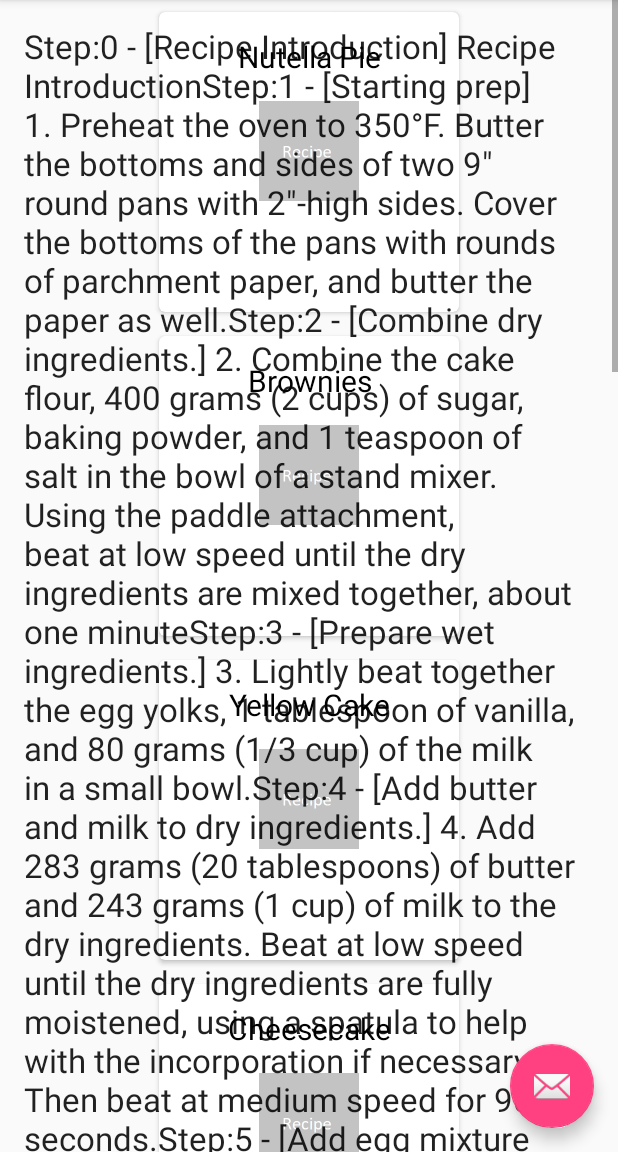
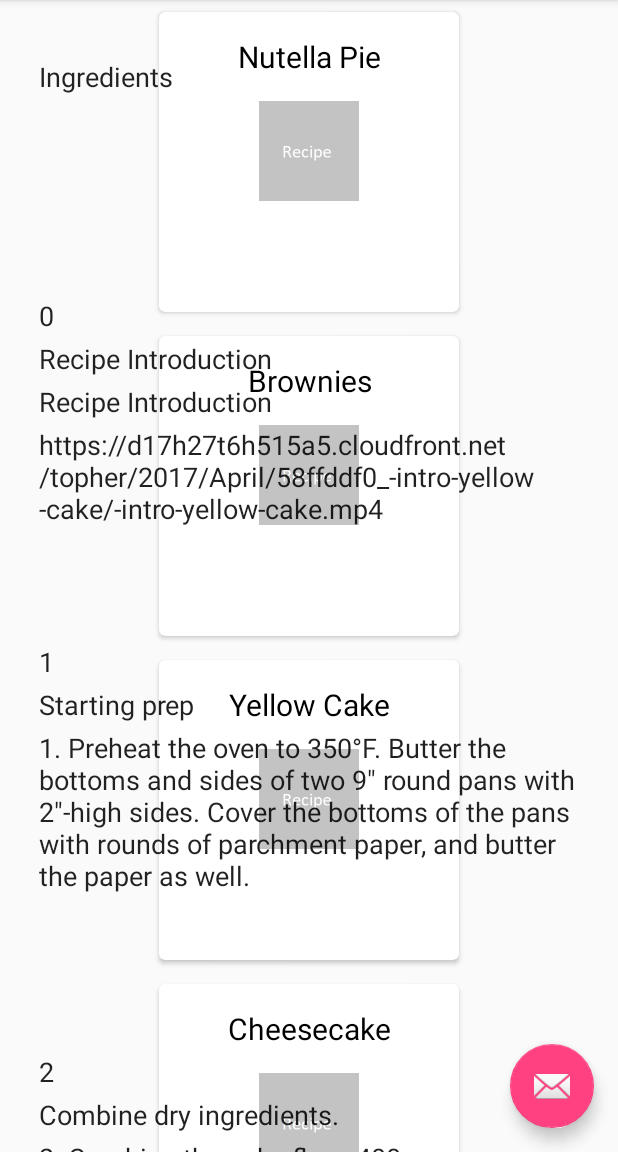
Before and after one commit to GregIzzo/udacity_nanoand_bakeit, an Android app: the fragment RecipeStepsFragment placed in its activity, on a phone screen of 412 x 824 dp, the part 84-1236 px from its top. Run offline under Robolectric (Android 15) with nearby library versions, the phone set to English and light mode, and no system bars; our stand-ins replace Picasso; pictures from the network do not load.

```diff
--- a/app/src/main/java/com/example/android/udacity_nanoand_bakeit/RecipeStepsFragment.java
+++ b/app/src/main/java/com/example/android/udacity_nanoand_bakeit/RecipeStepsFragment.java
@@ -1,9 +1,14 @@
 package com.example.android.udacity_nanoand_bakeit;
 
 import android.app.Activity;
+import android.content.Intent;
 import android.support.design.widget.CollapsingToolbarLayout;
 import android.os.Bundle;
 import android.support.v4.app.Fragment;
+import android.support.v7.app.AppCompatActivity;
+import android.support.v7.widget.LinearLayoutManager;
+import android.support.v7.widget.RecyclerView;
+import android.util.Log;
 import android.view.LayoutInflater;
 import android.view.View;
 import android.view.ViewGroup;
@@ -19,12 +24,15 @@ import org.json.JSONObject;
  * in two-pane mode (on tablets) or a {@link RecipeStepsActivity}
  * on handsets.
  */
-public class RecipeStepsFragment extends Fragment {
+public class RecipeStepsFragment extends Fragment  implements RecipeStepsRecyclerAdapter.RecipeStepsAdapterOnClickHandler{
     /**
      * The fragment argument representing the item ID that this fragment
      * represents.
      */
     public static final String ARG_RECIPE_INDEX = "recipe_index";
+    private static final String TAG = "GGG";
+    private RecyclerView recyclerView;
+    private RecipeStepsRecyclerAdapter recipeStepsRecyclerAdapter;
 
 
     private JSONObject myJsonObject;
@@ -60,8 +68,20 @@ public class RecipeStepsFragment extends Fragment {
     @Override
     public View onCreateView(LayoutInflater inflater, ViewGroup container,
                              Bundle savedInstanceState) {
-        View rootView = inflater.inflate(R.layout.recipesteps_detail, container, false);
+        View rootView = inflater.inflate(R.layout.steps_list, container, false);
 
+        recyclerView = rootView.findViewById(R.id.steps_list);
+        assert recyclerView != null;
+
+        RecyclerView.LayoutManager mLayoutManager = new LinearLayoutManager(getActivity());
+        if (mLayoutManager == null) Log.d(TAG, "onCreate: LAYOUTMANAGER IS NULL");
+        recyclerView.setLayoutManager(mLayoutManager);
+        recipeStepsRecyclerAdapter = new RecipeStepsRecyclerAdapter(this);
+        recyclerView.setAdapter(recipeStepsRecyclerAdapter);
+        recipeStepsRecyclerAdapter.setRecipeData("123");
+
+
+/*
         if (myJsonObject != null) {
             int stepCount = RecipeJSON.getCurrRecipeStepCount();
             String out = "";
@@ -70,7 +90,21 @@ public class RecipeStepsFragment extends Fragment {
             }
             ((TextView) rootView.findViewById(R.id.recipe_detail)).setText(out);
         }
-
+*/
         return rootView;
     }
+
+    @Override
+    public void onClick(int listPosition) {
+        Log.d(TAG, "onClick: step list position =" + listPosition);
+
+        if (listPosition == 0){
+            //ingredients
+
+        } else {
+            Intent intent = new Intent(getActivity(), StepDetailActivity.class);
+            //    intent.putExtra(RecipeStepsFragment.ARG_RECIPE_INDEX, listPosition);
+            startActivity(intent);
+        }
+    }
 }
--- a/app/src/main/java/com/example/android/udacity_nanoand_bakeit/RecipeStepsRecyclerAdapter.java
+++ b/app/src/main/java/com/example/android/udacity_nanoand_bakeit/RecipeStepsRecyclerAdapter.java
@@ -44,13 +44,28 @@ public class RecipeStepsRecyclerAdapter extends RecyclerView.Adapter<RecipeSteps
 
     public class RecipeStepsAdapterViewHolder extends RecyclerView.ViewHolder  implements View.OnClickListener {
 
-        public final ImageView listItemRecipeImageView;
-        public final TextView listItemRecipeName;
+       // public final ImageView listItemRecipeImageView;
+      //  public final TextView listItemRecipeName;
+
+        public final TextView stepId;
+        public final TextView stepShortDesc;
+        public final TextView stepLongDesc;
+        public final TextView stepVideoURL;
+        public final TextView stepImageURL;
+
 
         public RecipeStepsAdapterViewHolder( View itemView) {
             super(itemView);
-            listItemRecipeImageView =  itemView.findViewById(R.id.iv_recipe_image);
-            listItemRecipeName = itemView.findViewById(R.id.recipe_name);
+           // listItemRecipeImageView =  itemView.findViewById(R.id.iv_recipe_image);
+           // listItemRecipeName = itemView.findViewById(R.id.recipe_name);
+
+            stepId = itemView.findViewById(R.id.tv_recipe_id);
+            stepShortDesc = itemView.findViewById(R.id.tv_recipe_shortdescription);
+            stepLongDesc = itemView.findViewById(R.id.tv_recipe_description);
+            stepVideoURL = itemView.findViewById(R.id.tv_recipe_videourl);
+            stepImageURL = itemView.findViewById(R.id.tv_recipe_imageurl);
+
+
             itemView.setOnClickListener(this);
         }
 
@@ -88,7 +103,7 @@ public class RecipeStepsRecyclerAdapter extends RecyclerView.Adapter<RecipeSteps
     public RecipeStepsAdapterViewHolder onCreateViewHolder(@NonNull ViewGroup viewGroup, int viewType) {
 
         viewGroupContext = viewGroup.getContext();
-        int layoutIdForListItem = R.layout.recipes_list_content;
+        int layoutIdForListItem = R.layout.recipesteps_detail;// R.layout.recipes_list_content;
         LayoutInflater inflater = LayoutInflater.from(viewGroupContext);
 // View view = LayoutInflater.from(parent.getContext())
 //                    .inflate(R.layout.recipes_list_content, parent, false);
@@ -115,12 +130,26 @@ public class RecipeStepsRecyclerAdapter extends RecyclerView.Adapter<RecipeSteps
         //   try {
         // JSONObject jObj = resArray.getJSONObject(position);
         // JSONObject jsonObject = RecipeJSON.getRecipe(position);
-        String imagePath = RecipeJSON.getRecipeImage(position);
+        //String imagePath = RecipeJSON.getRecipeImage(position);
 
         //String imurl = "https://image.tmdb.org/t/p/w500" + posterPath;
-        RecipeStepsAdapterViewHolder.listItemRecipeName.setText(RecipeJSON.getRecipeName(position));
-        Log.d("ZZZZ", "onBindViewHolder: imagePath=["+imagePath+"]");
-
+      //  RecipeStepsAdapterViewHolder.listItemRecipeName.setText(RecipeJSON.getRecipeName(position));
+    if (position == 0) {
+        //Position 0 is the 'Ingredients' step
+        RecipeStepsAdapterViewHolder.stepId.setText("");
+        RecipeStepsAdapterViewHolder.stepShortDesc.setText(R.string.ingredient_step);
+        RecipeStepsAdapterViewHolder.stepLongDesc.setText("");
+        RecipeStepsAdapterViewHolder.stepVideoURL.setText("");
+        RecipeStepsAdapterViewHolder.stepImageURL.setText("");
+    } else {
+        int step = position -1;
+        RecipeStepsAdapterViewHolder.stepId.setText("" + RecipeJSON.getCurrRecipeStepId(step));
+        RecipeStepsAdapterViewHolder.stepShortDesc.setText(RecipeJSON.getCurrRecipeStepShortDescription(step));
+        RecipeStepsAdapterViewHolder.stepLongDesc.setText(RecipeJSON.getCurrRecipeStepDescription(step));
+        RecipeStepsAdapterViewHolder.stepVideoURL.setText(RecipeJSON.getCurrRecipeStepVideoURL(step));
+        RecipeStepsAdapterViewHolder.stepImageURL.setText(RecipeJSON.getCurrRecipeStepThumbnailURL(step));
+    }
+        /*
         if (imagePath != null && imagePath.length() > 0) {
             Log.d("ZZZZ", "onBindViewHolder: ABOUT TO RUN PICASSO. impagePath.length="+ imagePath.length());
             Picasso.get()
@@ -129,6 +158,9 @@ public class RecipeStepsRecyclerAdapter extends RecyclerView.Adapter<RecipeSteps
                     .error(R.mipmap.recipe_200x200)
                     .into(RecipeStepsAdapterViewHolder.listItemRecipeImageView);
         }
+        */
+
+
         // holder.mContentView.setText(RecipeJSON.getRecipeName(position));
 
         //holder.itemView.setTag(mValues.get(position));
@@ -141,7 +173,7 @@ public class RecipeStepsRecyclerAdapter extends RecyclerView.Adapter<RecipeSteps
 
     @Override
     public int getItemCount() {
-        return RecipeJSON.size();
+        return RecipeJSON.size() + 1; //Adding 1 to allow 'ingredients' to appear in first position
 
     }
 
--- a/app/src/main/java/com/example/android/udacity_nanoand_bakeit/data/RecipeJSON.java
+++ b/app/src/main/java/com/example/android/udacity_nanoand_bakeit/data/RecipeJSON.java
@@ -161,6 +161,7 @@ public class RecipeJSON {
         }
     }
     public static int getCurrRecipeStepId(int stepNum){
+        Log.d(TAG, "getCurrRecipeStepId: stepnum=" + stepNum+" ["+getCurrRecipeStepInt(stepNum, "id")+"]");
         return getCurrRecipeStepInt(stepNum, "id");
      }
     public static String getCurrRecipeStepShortDescription(int stepNum){
--- a/app/src/main/res/layout/recipesteps_detail.xml
+++ b/app/src/main/res/layout/recipesteps_detail.xml
@@ -1,8 +1,61 @@
-<ScrollView  xmlns:android="http://schemas.android.com/apk/res/android"
+<LinearLayout  xmlns:android="http://schemas.android.com/apk/res/android"
     xmlns:tools="http://schemas.android.com/tools"
+    android:orientation="vertical"
     android:layout_width="match_parent"
-    android:layout_height="match_parent"
+    android:layout_height="wrap_content"
+    android:layout_gravity="center"
+    android:layout_margin="@dimen/recipecard_margin"
     >
+
+    <TextView
+        android:id="@+id/tv_recipe_id"
+        style="?android:attr/textAppearanceLarge"
+        android:layout_width="match_parent"
+        android:layout_height="wrap_content"
+        android:padding="2dp"
+        android:textSize="18sp"
+        tools:context="com.example.android.udacity_nanoand_bakeit.RecipeStepsFragment"
+        tools:text="00" />
+
+    <TextView
+        android:id="@+id/tv_recipe_shortdescription"
+        style="?android:attr/textAppearanceLarge"
+        android:layout_width="match_parent"
+        android:layout_height="wrap_content"
+        android:padding="2dp"
+        android:textSize="18sp"
+        tools:context="com.example.android.udacity_nanoand_bakeit.RecipeStepsFragment"
+        tools:text="--short description--" />
+
+    <TextView
+        android:id="@+id/tv_recipe_description"
+        style="?android:attr/textAppearanceLarge"
+        android:layout_width="match_parent"
+        android:layout_height="wrap_content"
+        android:padding="2dp"
+        android:textSize="18sp"
+        tools:context="com.example.android.udacity_nanoand_bakeit.RecipeStepsFragment"
+        tools:text="--long description--" />
+
+    <TextView
+        android:id="@+id/tv_recipe_videourl"
+        style="?android:attr/textAppearanceLarge"
+        android:layout_width="match_parent"
+        android:layout_height="wrap_content"
+        android:padding="2dp"
+        android:textSize="18sp"
+        tools:context="com.example.android.udacity_nanoand_bakeit.RecipeStepsFragment"
+        tools:text="--video url--" />
+
+    <TextView
+        android:id="@+id/tv_recipe_imageurl"
+        style="?android:attr/textAppearanceLarge"
+        android:layout_width="match_parent"
+        android:layout_height="wrap_content"
+        android:padding="2dp"
+        android:textSize="18sp"
+        tools:context="com.example.android.udacity_nanoand_bakeit.RecipeStepsFragment"
+        tools:text="--image url--" />
 
 
     <TextView
@@ -10,7 +63,7 @@
         style="?android:attr/textAppearanceLarge"
         android:layout_width="match_parent"
         android:layout_height="wrap_content"
-    android:padding="16dp"
-    android:textIsSelectable="true"
+        android:padding="2dp"
+        android:textSize="18sp"
         tools:context="com.example.android.udacity_nanoand_bakeit.RecipeStepsFragment" />
-</ScrollView>
+</LinearLayout>
--- a/app/src/main/res/values/colors.xml
+++ b/app/src/main/res/values/colors.xml
@@ -3,4 +3,5 @@
     <color name="colorPrimary">#3F51B5</color>
     <color name="colorPrimaryDark">#303F9F</color>
     <color name="colorAccent">#FF4081</color>
+    <color name="backgroundLight">#ccccFF</color>
 </resources>
--- a/app/src/main/res/values/strings.xml
+++ b/app/src/main/res/values/strings.xml
@@ -1,4 +1,6 @@
 <resources>
     <string name="app_name">BakeIt</string>
     <string name="title_recipe_detail">Recipe Detail</string>
+    <string name="ingredient_step">Ingredients</string>
+    <string name="title_step_detail">Step Detail</string>
 </resources>
```
Also changed, not shown: app/src/main/AndroidManifest.xml (+11 -1 lines), app/src/main/java/com/example/android/udacity_nanoand_bakeit/RecipeStepsActivity.java (+5 -5 lines), app/src/main/java/com/example/android/udacity_nanoand_bakeit/StepDetailActivity.java (added, +66 -0 lines), app/src/main/java/com/example/android/udacity_nanoand_bakeit/StepDetailFragment.java (added, +78 -0 lines), app/src/main/res/layout/activity_step_detail.xml (added, +52 -0 lines), app/src/main/res/layout/fragment_step_detail.xml (added, +35 -0 lines). Lines whose indentation alone changed are shown as unchanged.
